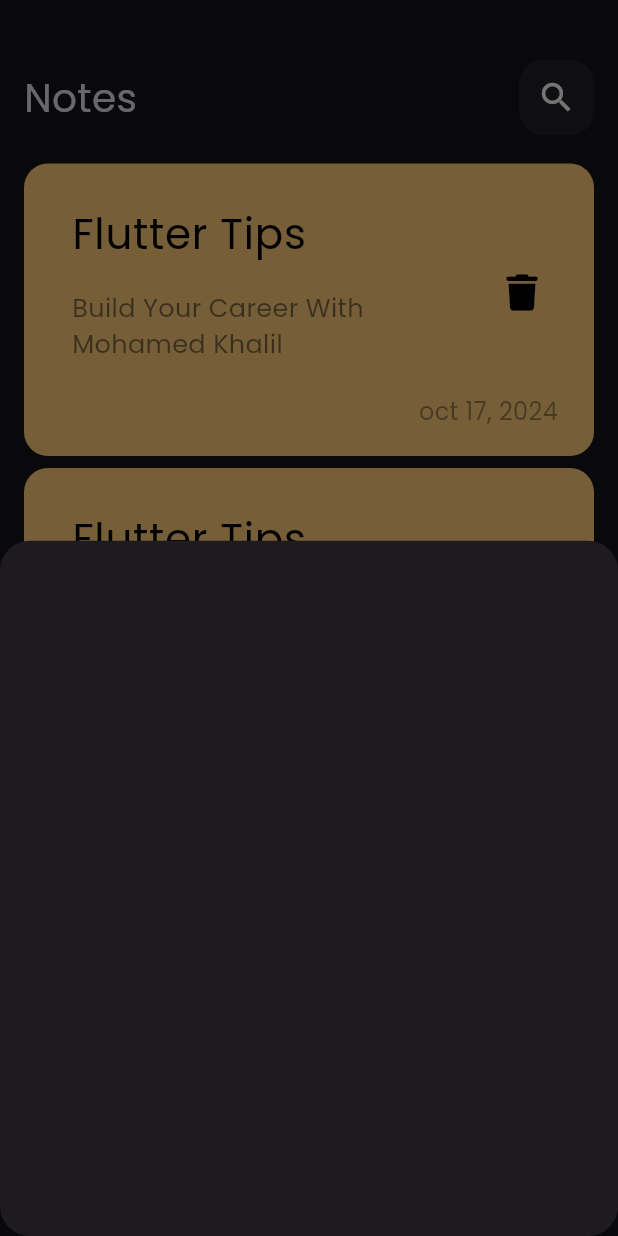
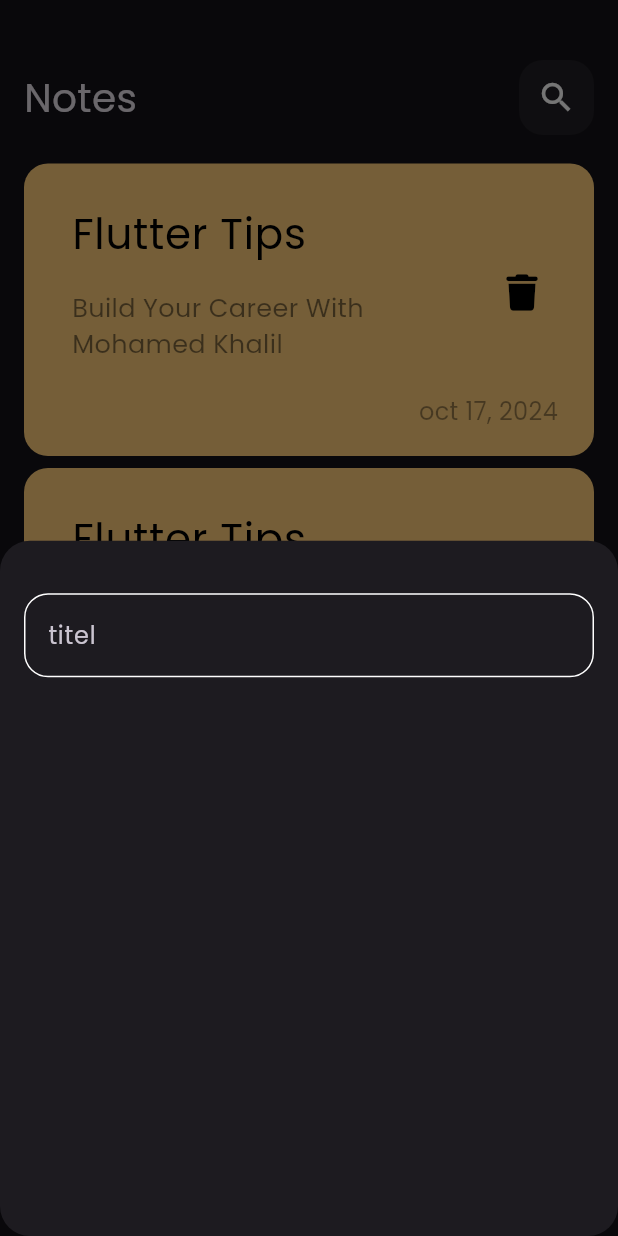
Before and after one commit to MohamedKHalilElsaaw/my_notes, a Flutter app: the screen it shows after launch, after a tap on the "add" icon, on a phone screen of 412 x 824 dp. Run offline on Flutter 3.47's test engine with Material 3 defaults, Android fonts, the phone set to English and light mode, and no system bars; our stand-ins replace font_awesome_flutter.

Commit message:
create custom text field

```diff
--- /dev/null
+++ b/lib/constants.dart
@@ -0,0 +1,3 @@
+import 'package:flutter/animation.dart';
+
+const kPrimaryColor = Color(0xff6BA7A0);
--- a/lib/views/widgets/add_note_bottom_sheet.dart
+++ b/lib/views/widgets/add_note_bottom_sheet.dart
@@ -1,10 +1,21 @@
 import 'package:flutter/material.dart';
+import 'package:my_notes/views/widgets/custom_text_field.dart';
 
 class AddNoteBottomSheet extends StatelessWidget {
   const AddNoteBottomSheet({super.key});
 
   @override
   Widget build(BuildContext context) {
-    return Container();
+    return const Padding(
+      padding: EdgeInsets.symmetric(horizontal: 16),
+      child: Column(
+        children: [
+          SizedBox(
+            height: 35,
+          ),
+          CustomTextField(),
+        ],
+      ),
+    );
   }
 }
--- /dev/null
+++ b/lib/views/widgets/custom_text_field.dart
@@ -0,0 +1,28 @@
+import 'package:flutter/material.dart';
+import 'package:my_notes/constants.dart';
+
+class CustomTextField extends StatelessWidget {
+  const CustomTextField({super.key});
+
+  @override
+  Widget build(BuildContext context) {
+    return TextField(
+      cursorColor: kPrimaryColor,
+      decoration: InputDecoration(
+        hintText: 'titel',
+        border: buildBorder(),
+        enabledBorder: buildBorder(),
+        focusedBorder: buildBorder(kPrimaryColor),
+      ),
+    );
+  }
+
+  OutlineInputBorder buildBorder([color]) {
+    return OutlineInputBorder(
+      borderRadius: BorderRadius.circular(16),
+      borderSide: BorderSide(
+        color: color ?? Colors.white,
+      ),
+    );
+  }
+}
```
